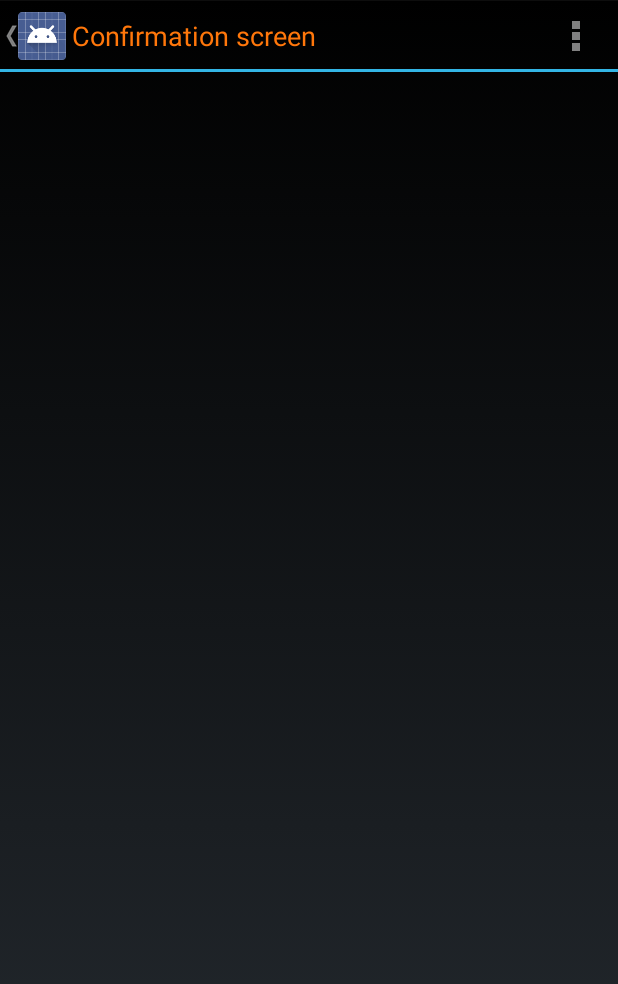
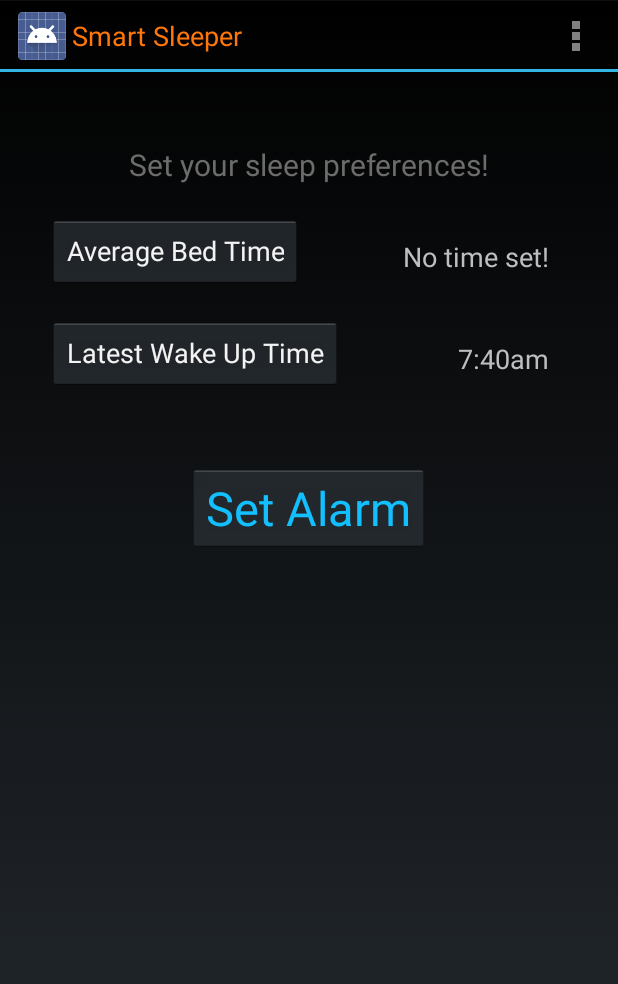
Before and after one commit to gordontang/Smart-Sleeper, an Android app: the screen it shows after launch (ConfirmationActivity before the commit, MainActivity after it), after a tap on "Set Alarm", on a phone screen of 412 x 824 dp. Shown: the top 984 px of the screen. Run offline under Robolectric (Android 15) with nearby library versions, the phone set to English and light mode, and no system bars.

Commit message:
TimePickerFragment values saved + Logo
Time values selected in the TimePickerFragment will update the time
text on the Main Activity.
Created a logo for the app in Illustrator.

```diff
--- a/app/build.gradle
+++ b/app/build.gradle
@@ -1,12 +1,12 @@
 apply plugin: 'com.android.application'
 
 android {
-    compileSdkVersion 'android-L'
+    compileSdkVersion 19
     buildToolsVersion '20.0.0'
     defaultConfig {
         applicationId 'com.example.gt.smartsleeper'
         minSdkVersion 15
-        targetSdkVersion 'L'
+        targetSdkVersion 19
         versionCode 1
         versionName '1.0'
     }
--- a/app/src/main/AndroidManifest.xml
+++ b/app/src/main/AndroidManifest.xml
@@ -6,7 +6,7 @@
 
     <application
         android:allowBackup="true"
-        android:icon="@drawable/ic_launcher"
+        android:icon="@drawable/smartsleepericon192x192"
         android:label="@string/app_name"
         android:theme="@style/CustomActionBarTheme">
 
--- a/app/src/main/java/com/example/gt/smartsleeper/MainActivity.java
+++ b/app/src/main/java/com/example/gt/smartsleeper/MainActivity.java
@@ -6,6 +6,7 @@ import android.app.DialogFragment;
 import android.app.Fragment;
 import android.app.TimePickerDialog;
 import android.os.Bundle;
+import android.util.Log;
 import android.view.LayoutInflater;
 import android.view.Menu;
 import android.view.MenuItem;
@@ -15,7 +16,6 @@ import android.content.Intent;
 import android.widget.Button;
 import android.widget.EditText;
 import android.view.MenuInflater;
-import android.widget.NumberPicker;
 import android.widget.TextView;
 import android.widget.TimePicker;
 
@@ -24,6 +24,8 @@ import java.util.Calendar;
 
 public class MainActivity extends Activity {
 
+    //tag for logcat output (e.g. console output)
+    private static final String TAG = MainActivity.class.getSimpleName();
     // Declaring and initializing the extra message to cycles value
     public static String EXTRA_CYCLES = "com.example.gt.smartsleeper.CYCLES";
     public int hour;
@@ -31,22 +33,28 @@ public class MainActivity extends Activity {
 
     public static int bhour;
     public static int bminute;
+    public static String btimepickertime;
+    public static int whour;
+    public static int wminute;
+    public static String wtimepickertime;
 
     static final int TIME_DIALOG_ID=1;
 
-    public static TextView  bdTime;
+    public static TextView bdTime;
+    public static TextView wakeTime;
     private TimePicker timePicker1;
 
 
     @Override
     protected void onCreate(Bundle savedInstanceState) {
         super.onCreate(savedInstanceState);
+        //screen content set to activity_main.xml
         setContentView(R.layout.activity_main);
-        if (savedInstanceState == null) {
+/*        if (savedInstanceState == null) {
             getFragmentManager().beginTransaction()
                     .add(R.id.container, new PlaceholderFragment())
                     .commit();
-        }
+        }*/
     }
 
 
@@ -55,6 +63,7 @@ public class MainActivity extends Activity {
         // Inflate the menu items for use in the action bar
         MenuInflater inflater = getMenuInflater();
         inflater.inflate(R.menu.main, menu);
+        //menu content set to main.xml
         return super.onCreateOptionsMenu(menu);
 
 //        // Inflate the menu; this adds items to the action bar if it is present.
@@ -63,8 +72,8 @@ public class MainActivity extends Activity {
     }
 
     @Override
+    // Handle presses on the action bar items
     public boolean onOptionsItemSelected(MenuItem item) {
-        // Handle presses on the action bar items
         switch (item.getItemId()) {
             /*case R.id.action_search:
                 // Action to perform to Search
@@ -99,14 +108,18 @@ public class MainActivity extends Activity {
         @Override
         public View onCreateView(LayoutInflater inflater, ViewGroup container,
                 Bundle savedInstanceState) {
-            View rootView = inflater.inflate(R.layout.fragment_main, container, false);
+            View rootView = inflater.inflate(R.layout.activity_main, container, false);
             return rootView;
         }
     }
 
     public void setPreferences(View view) {
         // Set Preferences: avg bed time, # of sleep cycles before wake up in response to button click
-        Intent intent = new Intent(this, ConfirmationActivity.class);
+        Log.d(TAG,"Set Alarm button pressed");
+
+
+
+ /*       Intent intent = new Intent(this, ConfirmationActivity.class);
         NumberPicker numberPicker  = (NumberPicker) findViewById(R.id.cycles);
         numberPicker.setMaxValue(10);
         numberPicker.setMinValue(0);
@@ -125,7 +138,7 @@ public class MainActivity extends Activity {
 //        }
 
         // Start next activity (e.g. display confirmation message)
-        startActivity(intent);
+        startActivity(intent);*/
     }
 
     //should merge this with setSleepCycles as setPreferences
@@ -153,17 +166,51 @@ public class MainActivity extends Activity {
     public void showNumberPickerDialog(View v) {
         DialogFragment newFragment = new NumberPickerFragment();
         newFragment.show(getFragmentManager(), "numberPicker");
+
     }
 
     public void showTimePickerDialog(View v) {
+        Log.d(TAG,"show timepickerdialog function called");
         DialogFragment newFragment = new TimePickerFragment();
         newFragment.show(getFragmentManager(), "timePicker");
+        Log.d(TAG,"end of showTimePickerDialog");
     }
 
-    // display current time
+    //not in use right now!
+    // Create  TimePickerDialog listener
+/*    private TimePickerDialog.OnTimeSetListener bTimeSetListener =
+            new TimePickerDialog.OnTimeSetListener() {
+
+                // the callback received when the user "sets" the TimePickerDialog in the dialog
+                public void onTimeSet(TimePicker view, int hourOfDay, int min) {
+                    hour = hourOfDay;
+                    minute = min;
+
+                    Log.d(TAG, "timepicker in main: " + hour + ":" + minute);
+
+                    bdTime.setText(hour+":"+minute);
+
+*//*                    //set textview accordingly
+                    TextView tv = (TextView) this.findViewById(R.id.textView_bedTime);
+                    tv.setText(""+ btimepickertime);*//*
+                }
+
+
+            };*/
+
+    /*TimePickerDialog.OnTimeSetListener mTimeSetListener =
+            new TimePickerDialog.OnTimeSetListener() {
+                @Override
+                public void onTimeSet(android.widget.TimePicker view,
+                                      int hourOfDay, int minute) {
+                    Log.i("",""+hourOfDay+":"+minute);
+                }
+            };*/
+
+/*    // display current time
     public void setCurrentTimeOnView() {
 
-        bdTime = (TextView) findViewById(R.id.bdTime);
+        bdTime = (TextView) findViewById(R.id.textView_bedTime);
         //timePicker1 = (TimePicker) findViewById(R.id.bedTime);
 
         final Calendar c = Calendar.getInstance();
@@ -179,25 +226,15 @@ public class MainActivity extends Activity {
         timePicker1.setCurrentHour(hour);
         timePicker1.setCurrentMinute(minute);
 
-    }
+    }*/
 
-    // Register  TimePickerDialog listener
-    private TimePickerDialog.OnTimeSetListener bTimeSetListener =
-            new TimePickerDialog.OnTimeSetListener() {
-                // the callback received when the user "sets" the TimePickerDialog in the dialog
-                public void onTimeSet(TimePicker view, int hourOfDay, int min) {
-                    hour = hourOfDay;
-                    minute = min;
-
-                    bdTime.setText(hour+":"+minute);
-
-                }
-            };
-
-
-    // Method automatically gets Called when you call showDialog()  method
+    //not in use right now!
+/*    // Method automatically gets Called when you call showDialog()  method
     @Override
     protected Dialog onCreateDialog(int id) {
+
+        Log.d(TAG,"onCreateDialog() called");
+
         switch (id) {
 
             // create a new TimePickerDialog with values you want to show
@@ -207,7 +244,7 @@ public class MainActivity extends Activity {
 
         }
         return null;
-    }
+    }*/
 
     private static String pad(int c) {
         if (c >= 10)
@@ -215,4 +252,13 @@ public class MainActivity extends Activity {
         else
             return "0" + String.valueOf(c);
     }
+
+    public void calcMethod (View v) {
+        int i =1+1;
+        Log.d(TAG, "" + i);
+
+        TextView tv = (TextView) this.findViewById(R.id.button_bedTime); // textView_result is from the XML file
+
+        tv.setText(""+ i); //or tv.setText(Integer.toString(i);)
+    }
 }
--- a/app/src/main/java/com/example/gt/smartsleeper/TimePickerFragment.java
+++ b/app/src/main/java/com/example/gt/smartsleeper/TimePickerFragment.java
@@ -5,17 +5,26 @@ import android.app.DialogFragment;
 import android.app.TimePickerDialog;
 import android.os.Bundle;
 import android.text.format.DateFormat;
+import android.util.Log;
+import android.widget.TextView;
 import android.widget.TimePicker;
 
 import java.util.Calendar;
 
 public class TimePickerFragment extends DialogFragment implements TimePickerDialog.OnTimeSetListener {
+
+    private static final String TAG = TimePickerFragment.class.getSimpleName();
+
+    private TextView t;
+
     @Override
     public Dialog onCreateDialog(Bundle savedInstanceState) {
         // Use the current time as the default values for the picker
         final Calendar c = Calendar.getInstance();
         int hour = c.get(Calendar.HOUR_OF_DAY);
         int minute = c.get(Calendar.MINUTE);
+
+        Log.d(TAG,"dialog created");
 
         // Create a new instance of TimePickerDialog and return it
         return new TimePickerDialog(getActivity(), this, hour, minute,
@@ -28,7 +37,11 @@ public class TimePickerFragment extends DialogFragment implements TimePickerDial
         MainActivity.bhour = hourOfDay;
         MainActivity.bminute = minute;
 
-        MainActivity.bdTime.setText(MainActivity.bhour+":"+MainActivity.bminute);
+        MainActivity.btimepickertime = ""+MainActivity.bhour+":"+MainActivity.bminute;
+        Log.d(TAG, "timepicker in frag: " + MainActivity.btimepickertime);
+
+        TextView tv = (TextView) getActivity().findViewById(R.id.textView_bedTime);
+        tv.setText(""+ MainActivity.btimepickertime);
     }
 
 }
--- a/app/src/main/res/layout/activity_main.xml
+++ b/app/src/main/res/layout/activity_main.xml
@@ -1,8 +1,81 @@
-<FrameLayout xmlns:android="http://schemas.android.com/apk/res/android"
+<RelativeLayout xmlns:android="http://schemas.android.com/apk/res/android"
     xmlns:tools="http://schemas.android.com/tools"
     android:id="@+id/container"
-    android:layout_width="match_parent"
-    android:layout_height="match_parent"
-    android:orientation="horizontal"
-    tools:context=".MainActivity"
-    tools:ignore="MergeRootFrame" />
+    android:layout_width="fill_parent"
+    android:layout_height="fill_parent"
+    android:paddingLeft="16dp"
+    android:paddingRight="16dp"
+    android:paddingTop="?android:attr/actionBarSize"
+    android:paddingBottom="@dimen/activity_vertical_margin"
+    tools:context=".MainActivity" >
+
+    <TextView
+        android:id="@+id/textView_description"
+        android:text="@string/desc_settings"
+        android:textSize="9pt"
+        android:textColor="@color/context"
+        android:layout_width="wrap_content"
+        android:layout_height="wrap_content"
+        android:layout_centerHorizontal="true"
+        android:layout_marginLeft="@dimen/activity_horizontal_margin"/>
+
+    <Button
+        android:id="@+id/button_bedTime"
+        android:layout_width="wrap_content"
+        android:layout_height="wrap_content"
+        android:layout_below="@id/textView_description"
+        android:layout_marginTop="20dp"
+        android:layout_marginLeft="@dimen/activity_horizontal_margin"
+        android:layout_alignParentLeft="true"
+        android:text="@string/pick_bedTime"
+        android:textSize="8pt"
+        android:onClick="showTimePickerDialog"/>
+
+    <TextView
+        android:id="@+id/textView_bedTime"
+        android:layout_width="wrap_content"
+        android:layout_height="wrap_content"
+        android:layout_alignTop="@id/button_bedTime"
+        android:layout_marginTop="15dp"
+        android:layout_marginRight="@dimen/settings_value_margin"
+        android:layout_alignParentRight="true"
+        android:textSize="8pt"
+        android:text="No time set!"/>
+
+    <Button
+        android:id="@+id/button_latestWakeUp"
+        android:layout_width="wrap_content"
+        android:layout_height="wrap_content"
+        android:layout_below="@id/button_bedTime"
+        android:layout_marginTop="20dp"
+        android:layout_marginLeft="@dimen/activity_horizontal_margin"
+        android:layout_alignParentLeft="true"
+        android:text="@string/pick_wakeTime"
+        android:textSize="8pt"
+        android:onClick="showTimePickerDialog"/>
+
+    <TextView
+        android:id="@+id/textView_wkTime"
+        android:layout_width="wrap_content"
+        android:layout_height="wrap_content"
+        android:layout_alignTop="@id/button_latestWakeUp"
+        android:layout_marginTop="15dp"
+        android:layout_marginRight="@dimen/settings_value_margin"
+        android:layout_alignParentRight="true"
+        android:textSize="8pt"
+        android:text="7:40am"/>
+
+
+    <Button
+        android:layout_width="wrap_content"
+        android:layout_height="wrap_content"
+        android:layout_below="@id/button_latestWakeUp"
+        android:layout_marginTop="50dp"
+        android:layout_centerHorizontal="true"
+        android:text="@string/button_send"
+        android:textSize="14pt"
+        android:textColor="@color/action"
+        android:onClick="setPreferences"
+        android:id="@+id/button" />
+
+</RelativeLayout>
--- a/app/src/main/res/values-v21/styles.xml
+++ b/app/src/main/res/values-v21/styles.xml
@@ -1,5 +1,5 @@
 <?xml version="1.0" encoding="utf-8"?>
 <resources>
-    <style name="AppTheme" parent="android:Theme.Material.Light">
+    <style name="AppTheme" parent="android:Theme.Holo">
     </style>
 </resources>
--- a/app/src/main/res/values/strings.xml
+++ b/app/src/main/res/values/strings.xml
@@ -18,6 +18,7 @@
     <string name="desc_settings">Set your sleep preferences!</string>
     <string name="pick_bedTime">Average Bed Time</string>
     <string name="pick_wakeTime">Latest Wake Up Time</string>
+    <string name="no_Time">No time set!</string>
 
     <!-- Confirmation Screen -->
     <string name="confirmed">Preferences Saved!</string>
```
Also changed, not shown: app/src/main/res/layout/fragment_main.xml (+6 -6 lines), app/src/main/res/drawable-hdpi/smartsleepericon192x192.png (added), 5 other files.
